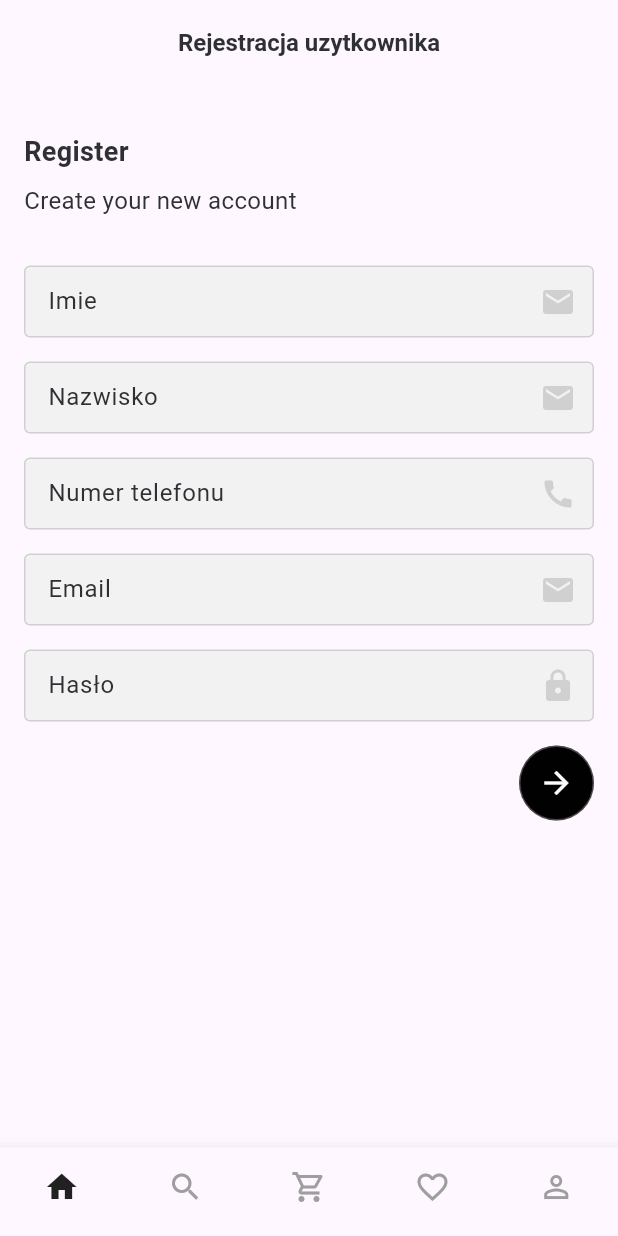
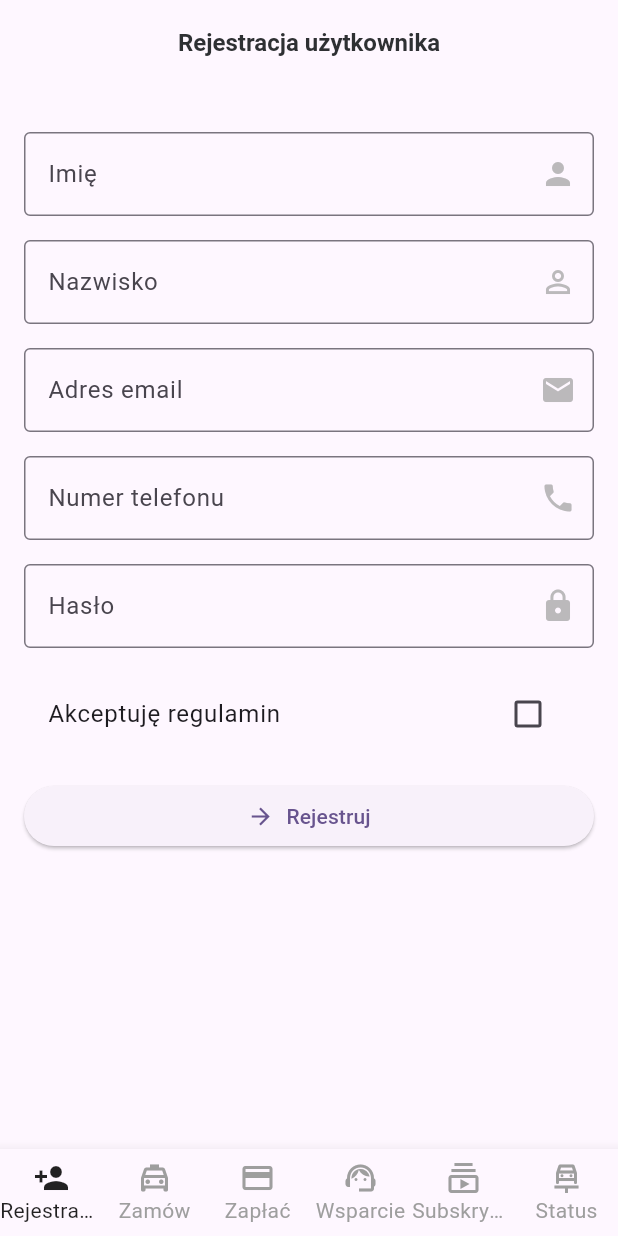
Before and after one commit to zawodev/pwr-po-alcab, a Flutter app: the screen it shows after launch, on a phone screen of 412 x 824 dp. Run offline on Flutter 3.47's test engine with Material 3 defaults, Android fonts, the phone set to English and light mode, and no system bars; our stand-ins replace nb_utils.

Commit message:
PU1, 2 - complete

```diff
--- a/aicab/lib/fragment/RegisterFragment.dart
+++ b/aicab/lib/fragment/RegisterFragment.dart
@@ -3,7 +3,8 @@ import 'package:nb_utils/nb_utils.dart';
 import '/main.dart';
 import '/screen/DashBoardScreen.dart';
 import '/utils/Widgets.dart';
-
+import '/utils/DataExamples.dart';
+import '/model/UserModel.dart';
 
 class RegisterFragment extends StatefulWidget {
   const RegisterFragment({super.key});
@@ -12,19 +13,17 @@ class RegisterFragment extends StatefulWidget {
   State<RegisterFragment> createState() => _RegisterFragmentState();
 }
 
+class _RegisterFragmentState extends State<RegisterFragment> {
+  final _formKey = GlobalKey<FormState>();
 
-class _RegisterFragmentState extends State<RegisterFragment> {
+  final TextEditingController firstNameController = TextEditingController();
+  final TextEditingController lastNameController = TextEditingController();
+  final TextEditingController emailController = TextEditingController();
+  final TextEditingController phoneController = TextEditingController();
+  final TextEditingController passwordController = TextEditingController();
 
-  @override
-  void initState() {
-    super.initState();
-    init();
-  }
-
-
-  Future<void> init() async {
-
-  }
+  bool acceptTerms = false;
+  List<UserModel> mockEmailDatabase = getUsers();
 
   @override
   Widget build(BuildContext context) {
@@ -32,201 +31,153 @@ class _RegisterFragmentState extends State<RegisterFragment> {
       appBar: AppBar(
         elevation: 0,
         centerTitle: true,
-        title: Text("Rejestracja uzytkownika", style: boldTextStyle()),
-
-
+        title: Text("Rejestracja użytkownika", style: boldTextStyle()),
       ),
       body: SingleChildScrollView(
         padding: const EdgeInsets.symmetric(vertical: 0, horizontal: 16),
+        child: Form(
+          key: _formKey,
           child: Column(
             mainAxisAlignment: MainAxisAlignment.start,
             crossAxisAlignment: CrossAxisAlignment.start,
             mainAxisSize: MainAxisSize.max,
             children: [
               const SizedBox(height: 32),
-            Text(
-              "Register",
-              textAlign: TextAlign.start,
-              overflow: TextOverflow.clip,
-              style: boldTextStyle(size: 18),
+              _buildTextField("Imię", firstNameController, false, Icons.person),
+              const SizedBox(height: 16),
+              _buildTextField("Nazwisko", lastNameController, false, Icons.person_outline),
+              const SizedBox(height: 16),
+              _buildTextField("Adres email", emailController, false, Icons.email),
+              const SizedBox(height: 16),
+              _buildTextField("Numer telefonu", phoneController, false, Icons.phone,
+                  keyboardType: TextInputType.phone),
+              const SizedBox(height: 16),
+              _buildTextField("Hasło", passwordController, true, Icons.lock),
+              const SizedBox(height: 16),
+              CheckboxListTile(
+                title: const Text("Akceptuję regulamin"),
+                value: acceptTerms,
+                onChanged: (bool? value) {
+                  setState(() {
+                    acceptTerms = value ?? false;
+                  });
+                },
               ),
-            const SizedBox(height: 8),
-            Text(
-              "Create your new account",
-              textAlign: TextAlign.start,
-              overflow: TextOverflow.clip,
-              style: primaryTextStyle(),
-            ),
-            const SizedBox(height: 32),
-            TextField(
-              controller: TextEditingController(),
-              obscureText: false,
-              textAlign: TextAlign.start,
-              maxLines: 1,
-              style: const TextStyle(
-                fontWeight: FontWeight.w400,
-                fontStyle: FontStyle.normal,
-                fontSize: 14,
-              ),
-              decoration: RegisterInputDecoration(
-                context: context,
-                name: 'Imie',
-                icon: Icon(Icons.email, color: Colors.grey.withOpacity(0.4), size: 24),
+              const SizedBox(height: 16),
+              ElevatedButton(
+                onPressed: _registerUser,
+                child: Row(
+                  mainAxisAlignment: MainAxisAlignment.center,
+                  children: const [
+                    Icon(Icons.arrow_forward),
+                    SizedBox(width: 8),
+                    Text("Rejestruj"),
+                  ],
                 ),
               ),
-            const SizedBox(height: 16),
-            TextField(
-              controller: TextEditingController(),
-              obscureText: false,
-              textAlign: TextAlign.start,
-              maxLines: 1,
-              style: const TextStyle(
-                fontWeight: FontWeight.w400,
-                fontStyle: FontStyle.normal,
-                fontSize: 14,
+            ],
           ),
-              decoration: RegisterInputDecoration(
-                context: context,
-                name: 'Nazwisko',
-                icon: Icon(Icons.email, color: Colors.grey.withOpacity(0.4), size: 24),
-              ),
-            ),
-            const SizedBox(height: 16),
-            TextField(
-              controller: TextEditingController(),
-              obscureText: false,
-              textAlign: TextAlign.start,
-              maxLines: 1,
-              style: const TextStyle(fontWeight: FontWeight.w400, fontStyle: FontStyle.normal, fontSize: 14),
-              decoration: RegisterInputDecoration(
-                context: context,
-                name: 'Numer telefonu',
-                icon: Icon(Icons.call, color: Colors.grey.withOpacity(0.4), size: 24),
-              ),
-            ),
-            const SizedBox(height: 16),
-            TextField(
-              controller: TextEditingController(),
-              obscureText: false,
-              textAlign: TextAlign.start,
-              maxLines: 1,
-              style: const TextStyle(fontWeight: FontWeight.w400, fontStyle: FontStyle.normal, fontSize: 14),
-              decoration: RegisterInputDecoration(
-                context: context,
-                name: 'Email',
-                icon: Icon(Icons.email, color: Colors.grey.withOpacity(0.4), size: 24),
-              ),
-            ),
-            const SizedBox(height: 16),
-            TextField(
-              controller: TextEditingController(),
-              obscureText: false,
-              textAlign: TextAlign.start,
-              maxLines: 1,
-              style: const TextStyle(
-                fontWeight: FontWeight.w400,
-                fontStyle: FontStyle.normal,
-                fontSize: 14,
-              ),
-              decoration: RegisterInputDecoration(
-                context: context,
-                name: 'Hasło',
-                icon: Icon(Icons.lock, color: Colors.grey.withOpacity(0.4), size: 24),
-              ),
-            ),
-            const SizedBox(height: 16),
-            Align(
-              alignment: Alignment.centerRight,
-              child: InkWell(
-                onTap: () {
-                  dialog();
-                  //finish(context);
-                  //const DashBoardScreen().launch(context);
-                },
-                child: Container(
-                  margin: const EdgeInsets.all(0),
-                  padding: const EdgeInsets.all(0),
-                  width: 50,
-                  height: 50,
-                  decoration: BoxDecoration(
-                    color: const Color(0xff010101),
-                    shape: BoxShape.circle,
-                    border: Border.all(color: const Color(0x4df2e4e4), width: 1),
-                  ),
-                  child: const Icon(Icons.arrow_forward, color: Color(0xfffcfdff), size: 24),
-                ),
-              ),
-            ),
-
-            //SEKCJA DO LOGOWANIA
-
-            /*const SizedBox(height: 16),
-            Text(
-              "Already have an account?",
-              textAlign: TextAlign.start,
-              overflow: TextOverflow.clip,
-              style: primaryTextStyle(),
-            ),
-            const SizedBox(height: 8),
-            InkWell(
-              onTap: () {
-                finish(context);
-              },
-              child: Text(
-                "Sign in",
-                textAlign: TextAlign.start,
-                overflow: TextOverflow.clip,
-                style: boldTextStyle(color: Colors.red),
-              ),
-            ),*/
-          ],
         ),
       ),
     );
   }
 
-  Future<void> dialog() async {
-    return showDialog(
-      context: context,
-      builder: (_) {
-        return AlertDialog(
-          backgroundColor: Colors.transparent,
-          content: SizedBox(
-            height: 300,
-            width: 300,
-            child: Column(
-              children: [
-                Container(
-                  padding: const EdgeInsets.all(4),
-                  width: context.width(),
-                  color: context.cardColor,
-                  child:  Text("Wprowadzono bledne dane",
-                    textAlign: TextAlign.center,
-                    overflow: TextOverflow.clip,
-                    style: boldTextStyle(size: 18),
+  Widget _buildTextField(String label, TextEditingController controller, bool obscureText, IconData icon,
+      {TextInputType keyboardType = TextInputType.text}) {
+    return TextFormField(
+      controller: controller,
+      obscureText: obscureText,
+      keyboardType: keyboardType,
+      decoration: InputDecoration(
+        labelText: label,
+        border: OutlineInputBorder(),
+        suffixIcon: Icon(icon, color: Colors.grey.withOpacity(0.7)),
       ),
-                ),
-                Container(
-                  height: 80,
-                  padding: const EdgeInsets.all(16),
-                  width: context.width(),
-                  color: context.cardColor,
-                  child: ChooseCarAppButton(
-                    textColor: Colors.white,
-                    title: 'Popraw',
-                    context: context,
-                    onPressed: () {
-                      finish(context);
-                    },
-                  ),
-                )
-              ],
-            ),
-          ),
-        );
+      validator: (value) {
+        if (value == null || value.isEmpty) {
+          return "Proszę wprowadzić $label";
+        }
+        if (label == "Numer telefonu" && value.length != 9) {
+          return "Niepoprawny numer telefonu (wymagane 9 cyfr)";
+        }
+        return null;
       },
     );
   }
 
+  void _registerUser() {
+    if (!_formKey.currentState!.validate()) return;
+
+    String email = emailController.text;
+    bool emailExists = mockEmailDatabase.any((user) => user.email == email);
+
+    if (emailExists) {
+      _showErrorDialog("Adres email już istnieje w bazie danych.");
+      return;
+    }
+
+    if (!acceptTerms) {
+      _showErrorDialog("Musisz zaakceptować regulamin.");
+      return;
+    }
+
+    UserModel newUser = UserModel(
+      firstName: firstNameController.text,
+      lastName: lastNameController.text,
+      email: emailController.text,
+      phoneNumber: phoneController.text,
+      password: passwordController.text,
+    );
+
+    mockEmailDatabase.add(newUser);
+
+    _showSuccessDialog();
+  }
+
+  void _showErrorDialog(String message) {
+    showDialog(
+      context: context,
+      builder: (_) => AlertDialog(
+        title: const Text("Błąd"),
+        content: Text(message),
+        actions: [
+          TextButton(
+            onPressed: () => Navigator.of(context).pop(),
+            child: const Text("OK"),
+          ),
+        ],
+      ),
+    );
+  }
+
+  void _showSuccessDialog() {
+    showDialog(
+      context: context,
+      builder: (_) => AlertDialog(
+        title: const Text("Sukces"),
+        content: const Text("Konto zostało pomyślnie utworzone!"),
+        actions: [
+          TextButton(
+            onPressed: () {
+              Navigator.of(context).pop();
+              _resetTextFields();
+            },
+            child: const Text("Ok"),
+          ),
+        ],
+      ),
+    );
+  }
+
+  void _resetTextFields() {
+    firstNameController.clear();
+    lastNameController.clear();
+    emailController.clear();
+    phoneController.clear();
+    passwordController.clear();
+    setState(() {
+      acceptTerms = false;
+    });
+  }
 
 }
--- /dev/null
+++ b/aicab/lib/model/UserModel.dart
@@ -0,0 +1,15 @@
+class UserModel {
+  final String firstName;
+  final String lastName;
+  final String email;
+  final String phoneNumber;
+  final String password;
+
+  UserModel({
+    required this.firstName,
+    required this.lastName,
+    required this.email,
+    required this.phoneNumber,
+    required this.password,
+  });
+}
--- a/aicab/lib/screen/DashBoardScreen.dart
+++ b/aicab/lib/screen/DashBoardScreen.dart
@@ -3,8 +3,6 @@ import 'package:nb_utils/nb_utils.dart';
 
 import '/fragment/HomeFragment.dart';
 import '/fragment/RegisterFragment.dart';
-
-
 
 class DashBoardScreen extends StatefulWidget {
   const DashBoardScreen({super.key});
@@ -17,15 +15,12 @@ class _DashBoardScreenState extends State<DashBoardScreen> {
   int selectedIndex = 0;
 
   List<Widget> tabs = [
-    const RegisterFragment(),
-    const HomeFragment(),
-    const HomeFragment(),
-    const HomeFragment(),
-    const HomeFragment()
-    //const SearchFragment(),
-    //const CartFragment(),
-    //const HomeFragment(),
-    //const ProfileFragment(),
+    const RegisterFragment(), // PU 1 (zawodev)
+    const HomeFragment(), // PU 2 (zawodev)
+    const HomeFragment(), // support screen (to be implemented)
+    const HomeFragment(), // corporate subscription screen (to be implemented)
+    const HomeFragment(), // vehicle monitoring screen (to be implemented)
+    const HomeFragment(), // jakis inny screen (to be implemented)
   ];
 
   @override
@@ -35,7 +30,7 @@ class _DashBoardScreenState extends State<DashBoardScreen> {
   }
 
   init() async {
-    //
+    // Initialization logic if needed
   }
 
   @override
@@ -48,19 +43,20 @@ class _DashBoardScreenState extends State<DashBoardScreen> {
     return Scaffold(
       bottomNavigationBar: BottomNavigationBar(
         items: const <BottomNavigationBarItem>[
-          BottomNavigationBarItem(icon: Icon(Icons.home_outlined), label: '', activeIcon: Icon(Icons.home)),
-          BottomNavigationBarItem(icon: Icon(Icons.search), label: '', activeIcon: Icon(Icons.search)),
-          BottomNavigationBarItem(icon: Icon(Icons.shopping_cart_outlined), label: '', activeIcon: Icon(Icons.shopping_cart)),
-          BottomNavigationBarItem(icon: Icon(Icons.favorite_border), label: '', activeIcon: Icon(Icons.favorite)),
-          BottomNavigationBarItem(icon: Icon(Icons.person_outline), label: '', activeIcon: Icon(Icons.person)),
+          BottomNavigationBarItem(icon: Icon(Icons.person_add_outlined), label: 'Rejestracja', activeIcon: Icon(Icons.person_add)),
+          BottomNavigationBarItem(icon: Icon(Icons.local_taxi_outlined), label: 'Zamów', activeIcon: Icon(Icons.local_taxi)),
+          BottomNavigationBarItem(icon: Icon(Icons.payment_outlined), label: 'Zapłać', activeIcon: Icon(Icons.payment)),
+          BottomNavigationBarItem(icon: Icon(Icons.support_agent_outlined), label: 'Wsparcie', activeIcon: Icon(Icons.support_agent)),
+          BottomNavigationBarItem(icon: Icon(Icons.subscriptions_outlined), label: 'Subskrypcja', activeIcon: Icon(Icons.subscriptions)),
+          BottomNavigationBarItem(icon: Icon(Icons.car_repair_outlined), label: 'Status', activeIcon: Icon(Icons.car_repair)),
         ],
         currentIndex: selectedIndex,
         unselectedItemColor: const Color(0xff9e9e9e),
         selectedItemColor: context.iconColor,
         iconSize: 24,
         selectedFontSize: 14,
-        showUnselectedLabels: false,
-        showSelectedLabels: false,
+        showUnselectedLabels: true,
+        showSelectedLabels: true,
         unselectedFontSize: 14,
         onTap: (index) {
           selectedIndex = index;
--- a/aicab/lib/utils/DataExamples.dart
+++ b/aicab/lib/utils/DataExamples.dart
@@ -1,26 +1,17 @@
 import '/model/CarModel.dart';
 import '/model/RouteModel.dart';
+import '/model/UserModel.dart';
 
-
-List<CarModel> getAllDrinks() {
-  List<CarModel> list = [];
-  list.add(CarModel(id: 1, name: "Honda Civic", year: 2006, price: 5.00, img: 'images/civic_mini.png', img2: "images/civic2006_full.jpg", status: "pojazd w normie", service: DateTime.now()));
-  list.add(CarModel(id: 2, name: "Honda Civic", year: 2006, price: 5.00, img: 'images/civic_mini.png', img2: "images/civic2006_full.jpg", status: "pojazd w normie", service: DateTime.now()));
-  list.add(CarModel(id: 3, name: "Honda Civic", year: 2006, price: 5.00, img: 'images/civic_mini.png', img2: "images/civic2006_full.jpg", status: "pojazd w normie", service: DateTime.now()));
-  list.add(CarModel(id: 4, name: "Honda Civic", year: 2006, price: 5.00, img: 'images/civic_mini.png', img2: "images/civic2006_full.jpg", status: "pojazd w normie", service: DateTime.now()));
-  list.add(CarModel(id: 5, name: "Honda Civic", year: 2006, price: 5.00, img: 'images/civic_mini.png', img2: "images/civic2006_full.jpg", status: "pojazd w normie", service: DateTime.now()));
-  list.add(CarModel(id: 6, name: "Honda Civic", year: 2006, price: 5.00, img: 'images/civic_mini.png', img2: "images/civic2006_full.jpg", status: "pojazd w normie", service: DateTime.now()));
-  return list;
-}
 
 List<CarModel> getAvailableCars(){
   List<CarModel> list = [];
   list.add(CarModel(id: 1, name: "Honda Civic", year: 2006, price: 2.13, img: 'images/civic_mini.png', img2: "images/civic2006_full.jpg", status: "pojazd w normie", inUse: true, service: DateTime.now()));
-  list.add(CarModel(id: 2, name: "Honda Civi2", year: 2006, price: 3.25, img: 'images/civic2006_full.jpg', img2: "images/civic_mini.png", status: "pojazd w normie", inUse: true, service: DateTime.now()));
-  list.add(CarModel(id: 3, name: "Honda Civic", year: 2006, price: 5.00, img: 'images/civic_mini.png', img2: "images/civic2006_full.jpg", status: "pojazd w normie", inUse: true, service: DateTime.now()));
-  list.add(CarModel(id: 4, name: "Honda Civic", year: 2006, price: 5.00, img: 'images/civic_mini.png', img2: "images/civic2006_full.jpg", status: "pojazd w normie", inUse: true, service: DateTime.now()));
-  list.add(CarModel(id: 5, name: "Honda Civic", year: 2006, price: 5.00, img: 'images/civic_mini.png', img2: "images/civic2006_full.jpg", status: "pojazd w normie", inUse: true, service: DateTime.now()));
-  list.add(CarModel(id: 6, name: "Honda Civic", year: 2006, price: 5.00, img: 'images/civic_mini.png', img2: "images/civic2006_full.jpg", status: "pojazd w normie", inUse: true, service: DateTime.now()));
+  list.add(CarModel(id: 2, name: "Chevrolet Corvette", year: 2012, price: 3.25, img: 'images/chevrolet (1).png', img2: "images/chevrolet (2).png", status: "pojazd w normie", inUse: true, service: DateTime.now()));
+  list.add(CarModel(id: 3, name: "Toyota Corolla", year: 2008, price: 1.37, img: 'images/toyota corolla.png', img2: "images/toyota corolla 2.png", status: "pojazd w normie", inUse: true, service: DateTime.now()));
+  list.add(CarModel(id: 4, name: "Ford Model T", year: 1908, price: 0.12, img: 'images/ford one.jpg', img2: "images/ford one 2.jpg", status: "pojazd w normie", inUse: true, service: DateTime.now()));
+  list.add(CarModel(id: 5, name: "Arial Atom", year: 2015, price: 4.88, img: 'images/arial atom.png', img2: "images/arial atom 2.jpg", status: "pojazd w normie", inUse: true, service: DateTime.now()));
+  list.add(CarModel(id: 6, name: "De Lorian", year: 2008, price: 5.70, img: 'images/delory.jpg', img2: "images/delory2.jpg", status: "pojazd w normie", inUse: true, service: DateTime.now()));
+  list.add(CarModel(id: 7, name: "Grotti Itali GTO Stinger TT", year: 2013, price: 7.79, img: 'images/grotti_itali.png', img2: "images/grotti_itali.jpg", status: "pojazd w normie", inUse: true, service: DateTime.now()));
   return list;
 
 
@@ -33,3 +24,31 @@ List<RouteModel> getAvailableRoutes() {
     RouteModel(routeImage: 'images/map_3.png', distance: 8.3, estimatedTime: 12),
   ];
 }
+
+
+
+List<UserModel> getUsers() {
+  return [
+    UserModel(
+      firstName: "Jan",
+      lastName: "Kowalski",
+      email: "jankowalski@gmail.com",
+      phoneNumber: "123456789",
+      password: "password123",
+    ),
+    UserModel(
+      firstName: "Anna",
+      lastName: "Nowak",
+      email: "anna.nowak@wp.pl",
+      phoneNumber: "987654321",
+      password: "securePass456",
+    ),
+    UserModel(
+      firstName: "Tomasz",
+      lastName: "Zieliński",
+      email: "tomasz.zielinski@example.com",
+      phoneNumber: "654123987",
+      password: "pass987",
+    ),
+  ];
+}
```
Also changed, not shown: aicab/images/arial atom 2.jpg (added), aicab/images/arial atom.png (added), aicab/images/chevrolet (1).png (added), aicab/images/chevrolet (2).png (added), aicab/images/delory.jpg (added), aicab/images/delory2.jpg (added), aicab/images/ford one 2.jpg (added), aicab/images/ford one.jpg (added), aicab/images/grotti_itali.jpg (added), aicab/images/grotti_itali.png (added), aicab/images/toyota corolla 2.png (added), aicab/images/toyota corolla.png (added). Lines whose indentation alone changed are shown as unchanged.
